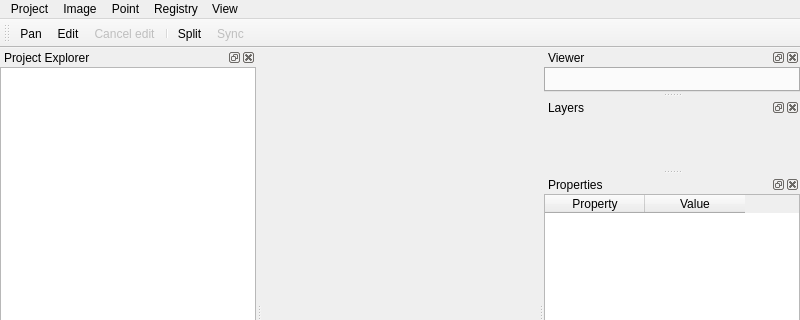
This is mainwindow.ui in GastonMauroDiaz/rcaiman-projects as Qt 5 draws it before an edit; both pictures show x 0 to 800 and y 0 to 320 of the 800 by 600 pixel window. The edited form follows.
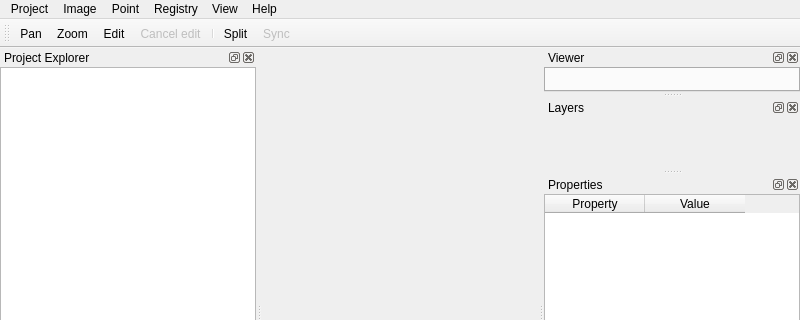
This is the edited form. Icons and pictures are not drawn. Custom widgets are drawn as their Qt base class.

Diff of the .ui file:
```diff
--- a/mainwindow.ui
+++ b/mainwindow.ui
@@ -73,11 +73,19 @@
      <addaction name="actionBuildMetadataRules"/>
      <addaction name="actionValidateCollectionMetadata"/>
     </widget>
+    <widget class="QMenu" name="menuHelp">
+     <property name="title">
+      <string>Help</string>
+     </property>
+     <addaction name="actionExampleProjects"/>
+     <addaction name="actionAboutRcaimanProjects"/>
+    </widget>
     <addaction name="menuProject"/>
     <addaction name="menuImage"/>
     <addaction name="menuPoint"/>
     <addaction name="menuRegistry"/>
     <addaction name="menuView"/>
+    <addaction name="menuHelp"/>
   </widget>
   <widget class="QStatusBar" name="statusbar"/>
   <widget class="QMenu" name="menuRecentProjects">
@@ -97,6 +105,7 @@
     <bool>false</bool>
    </attribute>
     <addaction name="actionPan"/>
+    <addaction name="actionZoom"/>
     <addaction name="actionEditPoints"/>
     <addaction name="actionCancelEdit"/>
     <addaction name="separator"/>
@@ -319,6 +328,18 @@
 Hold Space for temporary pan from any interaction mode.</string>
    </property>
   </action>
+  <action name="actionZoom">
+   <property name="checkable">
+    <bool>true</bool>
+   </property>
+   <property name="text">
+    <string>Zoom</string>
+   </property>
+   <property name="toolTip">
+    <string>Zoom view
+Hold Z for temporary zoom from any interaction mode.</string>
+   </property>
+  </action>
   <action name="actionCreatePoints">
    <property name="text">
     <string>Create...</string>
```
Left out of the diff: 33 changed lines with no effect on the pictures.
